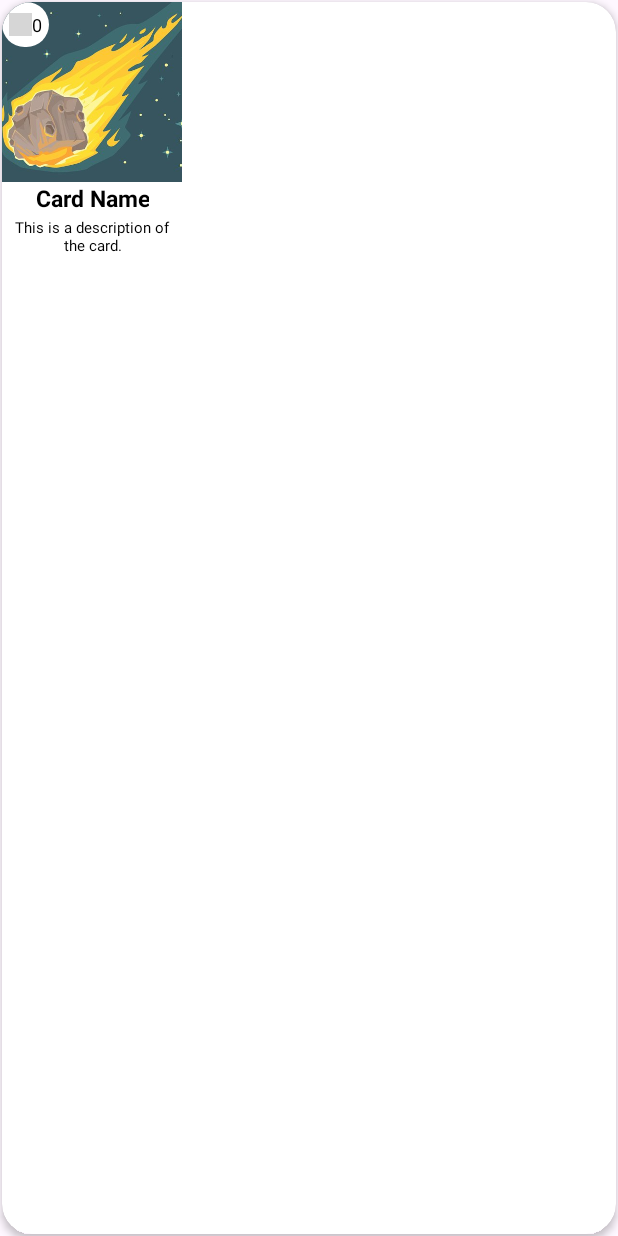
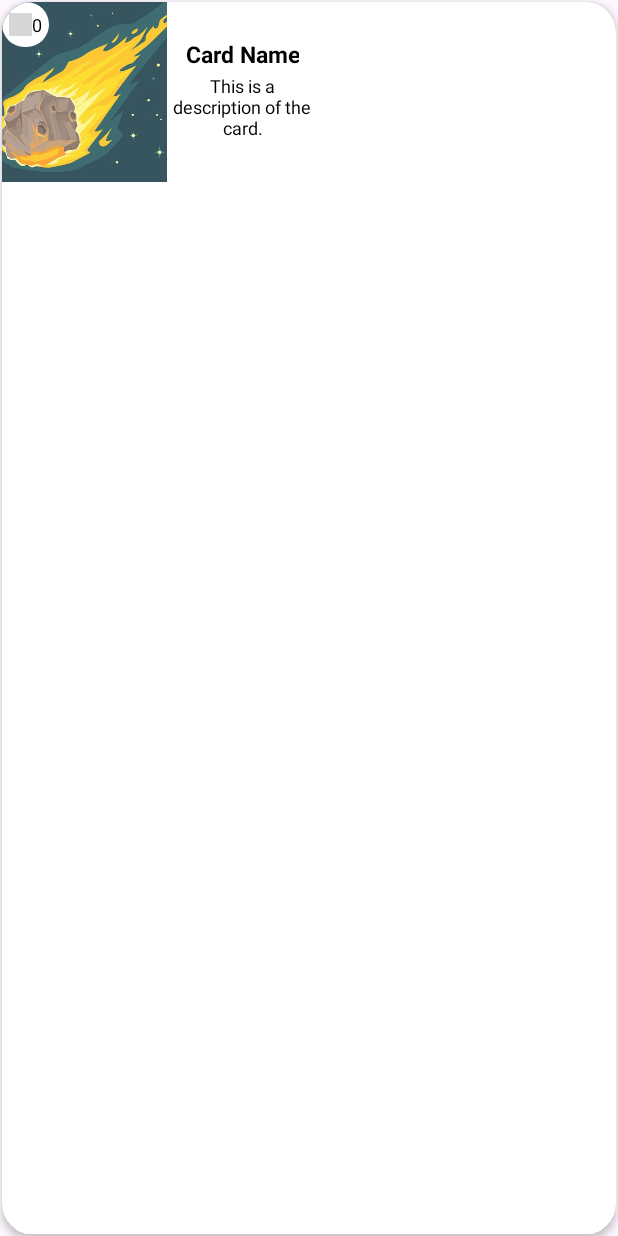
Before and after one commit to barboraplasovska/KingOfTokyo, an Android app: the fragment CardFragment shown on its own in the app's theme, on a phone screen of 412 x 824 dp. Run offline under Robolectric (Android 15) with nearby library versions, the phone set to English and light mode, and no system bars; grey boxes are pictures that could not be loaded.

Commit message:
fix(cardModal): shows 3 cards

```diff
--- a/app/src/main/java/com/example/kingoftokyo/core/viewModels/MainViewModel.kt
+++ b/app/src/main/java/com/example/kingoftokyo/core/viewModels/MainViewModel.kt
@@ -71,8 +71,7 @@ class MainViewModel : ViewModel() {
 
     fun startCards() {
         if (_isCardFirstTime) {
-            val temporaryCards = cardService.getCards().shuffled().take(2)
-            _cards.postValue(temporaryCards)
+            resetCards()
             _isCardFirstTime = false
         }
     }
@@ -304,7 +303,7 @@ class MainViewModel : ViewModel() {
     }
 
     fun resetCards() {
-        val newCards = cardService.getCards().shuffled().take(2)
+        val newCards = cardService.getCards().shuffled().take(3)
         _cards.postValue(newCards)
     }
 }
--- a/app/src/main/java/com/example/kingoftokyo/ui/fragments/CardsModalFragment.kt
+++ b/app/src/main/java/com/example/kingoftokyo/ui/fragments/CardsModalFragment.kt
@@ -58,7 +58,8 @@ class CardsModalFragment : DialogFragment() {
 
         cardContainers = listOf(
             view.findViewById(R.id.cardsFragmentCard1),
-            view.findViewById(R.id.cardsFragmentCard2)
+            view.findViewById(R.id.cardsFragmentCard2),
+            view.findViewById(R.id.cardsFragmentCard3)
         )
 
         validateButton = view.findViewById(R.id.cardsFragmentValidateButton)
--- a/app/src/main/res/layout/card_view_layout.xml
+++ b/app/src/main/res/layout/card_view_layout.xml
@@ -16,7 +16,7 @@
         <!-- Image card -->
         <ImageView
             android:id="@+id/cardImage"
-            android:layout_width="120dp"
+            android:layout_width="110dp"
             android:layout_height="120dp"
             android:scaleType="centerCrop"
             android:src="@drawable/card_meteor"
@@ -56,17 +56,16 @@
                 android:elevation="4dp"/>
         </LinearLayout>
 
-        <!-- Card details -->
         <LinearLayout
             android:id="@+id/linearLayout"
-            android:layout_width="120dp"
-            android:layout_height="80dp"
+            android:layout_width="100dp"
+            android:layout_height="120dp"
             android:orientation="vertical"
             android:paddingHorizontal="3dp"
-            android:gravity="center_horizontal"
-            app:layout_constraintTop_toBottomOf="@+id/cardImage">
+            android:gravity="center"
+            app:layout_constraintTop_toTopOf="parent"
+            app:layout_constraintStart_toEndOf="@id/cardImage">
 
-            <!-- Name card (texte en gras et centré) -->
             <TextView
                 android:id="@+id/cardName"
                 android:layout_width="wrap_content"
@@ -79,14 +78,13 @@
                 android:paddingBottom="2dp"
                 android:elevation="4dp"/>
 
-            <!-- Description card (texte centré) -->
             <TextView
                 android:id="@+id/cardDescription"
                 android:layout_width="wrap_content"
                 android:layout_height="wrap_content"
                 android:text="This is a description of the card."
                 android:textColor="#000000"
-                android:textSize="10sp"
+                android:textSize="12sp"
                 android:gravity="center"
                 android:paddingBottom="3dp"
                 android:elevation="4dp"/>
```
Also changed, not shown: app/src/main/java/com/example/kingoftokyo/ui/fragments/GameFragment.kt (+4 -3 lines), app/src/main/res/layout/cards_modal.xml (+15 -5 lines).
